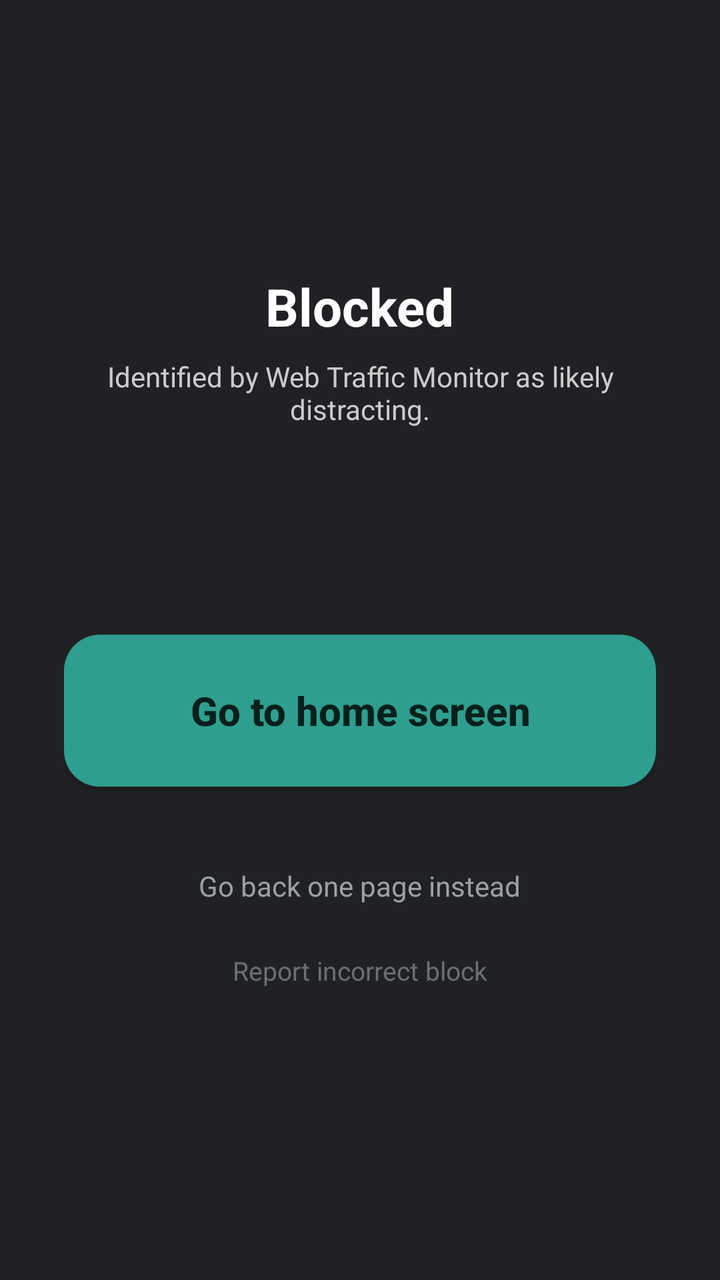
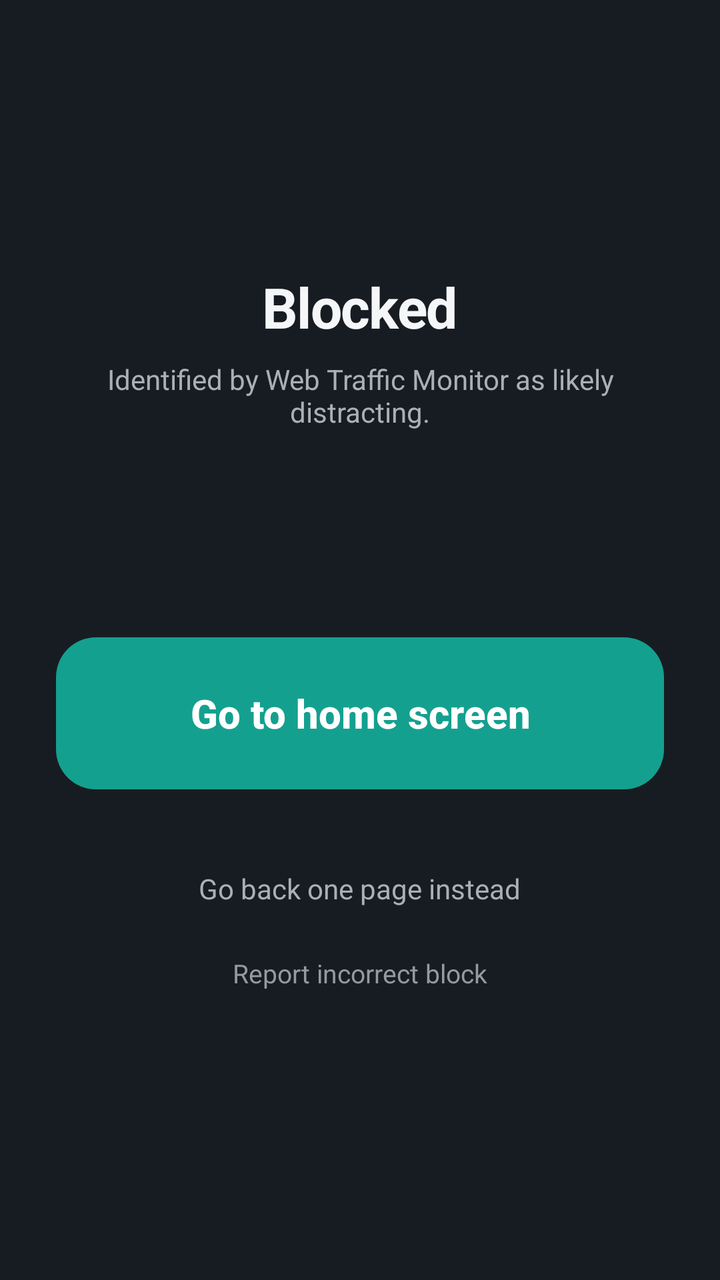

The first picture is an Android layout as it rendered before a commit; the second is the same layout after the commit. The layout source and the unified diff follow.
<!-- AndroidManifest.xml: application theme Theme.WebTrafficMonitor -->
<!-- res/layout/overlay_block.xml -->
<?xml version="1.0" encoding="utf-8"?>
<LinearLayout xmlns:android="http://schemas.android.com/apk/res/android"
    android:layout_width="match_parent"
    android:layout_height="match_parent"
    android:background="#FF202124"
    android:gravity="center"
    android:orientation="vertical"
    android:padding="32dp">

    <TextView
        android:layout_width="wrap_content"
        android:layout_height="wrap_content"
        android:text="@string/block_title"
        android:textColor="#FFFFFF"
        android:textSize="26sp"
        android:textStyle="bold" />

    <TextView
        android:layout_width="match_parent"
        android:layout_height="wrap_content"
        android:layout_marginTop="8dp"
        android:gravity="center"
        android:text="@string/block_explanation"
        android:textColor="#CCCCCC"
        android:textSize="14sp" />

    <TextView
        android:id="@+id/block_reason"
        android:layout_width="match_parent"
        android:layout_height="wrap_content"
        android:layout_marginTop="16dp"
        android:gravity="center"
        android:textColor="#FFD54F"
        android:textSize="18sp" />

    
    <TextView
        android:id="@+id/block_status"
        android:layout_width="match_parent"
        android:layout_height="wrap_content"
        android:layout_marginTop="12dp"
        android:alpha="0"
        android:gravity="center"
        android:textColor="#FF8FC2BA"
        android:textSize="14sp" />

    
    <Button
        android:id="@+id/btn_leave"
        android:layout_width="match_parent"
        android:layout_height="wrap_content"
        android:layout_marginTop="32dp"
        android:background="@drawable/block_primary_button"
        android:minHeight="76dp"
        android:paddingLeft="20dp"
        android:paddingRight="20dp"
        android:text="@string/leave"
        android:textAllCaps="false"
        android:textColor="#FF06201B"
        android:textSize="20sp"
        android:textStyle="bold" />

    
    <TextView
        android:id="@+id/btn_go_back"
        android:layout_width="wrap_content"
        android:layout_height="wrap_content"
        android:layout_marginTop="28dp"
        android:clickable="true"
        android:focusable="true"
        android:padding="12dp"
        android:text="@string/go_back"
        android:textColor="#FF9AA0A6"
        android:textSize="14sp" />

    <TextView
        android:id="@+id/btn_report"
        android:layout_width="wrap_content"
        android:layout_height="wrap_content"
        android:layout_marginTop="2dp"
        android:clickable="true"
        android:focusable="true"
        android:padding="10dp"
        android:text="@string/report_block"
        android:textColor="#FF6B7075"
        android:textSize="13sp" />

</LinearLayout>
<!-- resources referenced by this layout -->
<resources>
  <!-- drawable block_primary_button (drawable) -->
  <?xml version="1.0" encoding="utf-8"?>
  <shape xmlns:android="http://schemas.android.com/apk/res/android"
      android:shape="rectangle">
      <solid android:color="#FF2E9E8F" />
      <corners android:radius="18dp" />
  </shape>
  <string name="block_explanation">Identified by Web Traffic Monitor as likely distracting.</string>
  <string name="block_title">Blocked</string>
  <string name="go_back">Go back one page instead</string>
  <string name="leave">Go to home screen</string>
  <string name="report_block">Report incorrect block</string>
  <style name="Theme.WebTrafficMonitor" parent="Theme.AppCompat.Light.NoActionBar" />
</resources>

<!-- the commit's change to res/layout/overlay_block.xml (unified diff, before → after) -->
@@ -2,17 +2,18 @@
 <LinearLayout xmlns:android="http://schemas.android.com/apk/res/android"
     android:layout_width="match_parent"
     android:layout_height="match_parent"
-    android:background="#FF202124"
+    android:background="@color/ds_cover"
     android:gravity="center"
     android:orientation="vertical"
-    android:padding="32dp">
+    android:padding="28dp">
 
     <TextView
         android:layout_width="wrap_content"
         android:layout_height="wrap_content"
         android:text="@string/block_title"
-        android:textColor="#FFFFFF"
-        android:textSize="26sp"
+        android:textColor="@color/ds_cover_text"
+        android:letterSpacing="-0.02"
+        android:textSize="28sp"
         android:textStyle="bold" />
 
     <TextView
@@ -21,7 +22,7 @@
         android:layout_marginTop="8dp"
         android:gravity="center"
         android:text="@string/block_explanation"
-        android:textColor="#CCCCCC"
+        android:textColor="@color/ds_cover_text_dim"
         android:textSize="14sp" />
 
     <TextView
@@ -30,7 +31,7 @@
         android:layout_height="wrap_content"
         android:layout_marginTop="16dp"
         android:gravity="center"
-        android:textColor="#FFD54F"
+        android:textColor="@color/ds_cover_reason"
         android:textSize="18sp" />
 
     
@@ -41,7 +42,7 @@
         android:layout_marginTop="12dp"
         android:alpha="0"
         android:gravity="center"
-        android:textColor="#FF8FC2BA"
+        android:textColor="@color/ds_tint"
         android:textSize="14sp" />
 
     
@@ -56,7 +57,7 @@
         android:paddingRight="20dp"
         android:text="@string/leave"
         android:textAllCaps="false"
-        android:textColor="#FF06201B"
+        android:textColor="@color/ds_on_fill"
         android:textSize="20sp"
         android:textStyle="bold" />
 
@@ -70,7 +71,7 @@
         android:focusable="true"
         android:padding="12dp"
         android:text="@string/go_back"
-        android:textColor="#FF9AA0A6"
+        android:textColor="@color/ds_cover_text_dim"
         android:textSize="14sp" />
 
     <TextView
@@ -82,7 +83,7 @@
         android:focusable="true"
         android:padding="10dp"
         android:text="@string/report_block"
-        android:textColor="#FF6B7075"
+        android:textColor="@color/ds_label_tertiary"
         android:textSize="13sp" />
 
 </LinearLayout>
<!-- resource entries referenced after the edit -->
@@ -1,17 +1,50 @@
 <!-- resources referenced by this layout -->
 <resources>
+  <color name="ds_cover">#FF171C22</color>
+  <color name="ds_cover_reason">#FFFFC857</color>
+  <color name="ds_cover_text">#FFF4F6F8</color>
+  <color name="ds_cover_text_dim">#FFA8B0B8</color>
+  <color name="ds_label_tertiary">#FF929AA3</color>
+  <color name="ds_on_fill">#FFFFFFFF</color>
+  <color name="ds_tint">#FF14A08F</color>
   <!-- drawable block_primary_button (drawable) -->
   <?xml version="1.0" encoding="utf-8"?>
   <shape xmlns:android="http://schemas.android.com/apk/res/android"
       android:shape="rectangle">
-      <solid android:color="#FF2E9E8F" />
-      <corners android:radius="18dp" />
+      <solid android:color="@color/ds_tint" />
+      <corners android:radius="20dp" />
   </shape>
   <string name="block_explanation">Identified by Web Traffic Monitor as likely distracting.</string>
   <string name="block_title">Blocked</string>
   <string name="go_back">Go back one page instead</string>
   <string name="leave">Go to home screen</string>
   <string name="report_block">Report incorrect block</string>
-  <style name="Theme.WebTrafficMonitor" parent="Theme.AppCompat.Light.NoActionBar" />
+  <style name="Theme.WebTrafficMonitor" parent="Theme.AppCompat.Light.NoActionBar">
+          <item name="android:windowBackground">@color/ds_bg</item>
+          <item name="android:colorBackground">@color/ds_bg</item>
+          <item name="colorPrimary">@color/ds_tint</item>
+          <item name="colorPrimaryDark">@color/ds_tint_deep</item>
+          <item name="colorAccent">@color/ds_tint</item>
+          <item name="android:textColorPrimary">@color/ds_label</item>
+          <item name="android:textColorSecondary">@color/ds_label_secondary</item>
+          <item name="android:textColorHint">@color/ds_label_tertiary</item>
+          <item name="android:statusBarColor">@color/ds_bg</item>
+          <item name="android:navigationBarColor">@color/ds_bg</item>
+          
+          <item name="android:windowLightStatusBar">true</item>
+          <item name="android:windowLightNavigationBar" tools:targetApi="27">true</item>
+          <item name="android:buttonStyle">@style/Widget.WTM.Button</item>
+      </style>
+  <color name="ds_bg">#FFF7F8FA</color>
+  <color name="ds_tint_deep">#FF0E8375</color>
+  <color name="ds_label">#FF12171D</color>
+  <color name="ds_label_secondary">#FF636C76</color>
+  <style name="Widget.WTM.Button" parent="Widget.AppCompat.Button.Borderless">
+          <item name="android:textColor">@color/ds_tint_deep</item>
+          <item name="android:textAllCaps">false</item>
+          <item name="android:textSize">16sp</item>
+          <item name="android:textStyle">bold</item>
+          <item name="android:minHeight">48dp</item>
+      </style>
 </resources>
 
